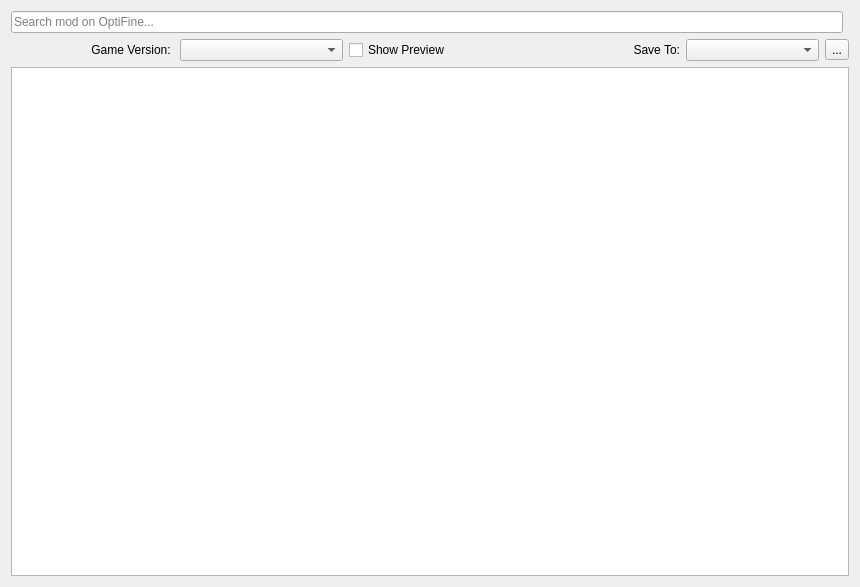
This is src/ui/optifine/optifinemodbrowser.ui in kaniol-lck/modmanager as Qt 5 draws it before an edit. The edited form follows.
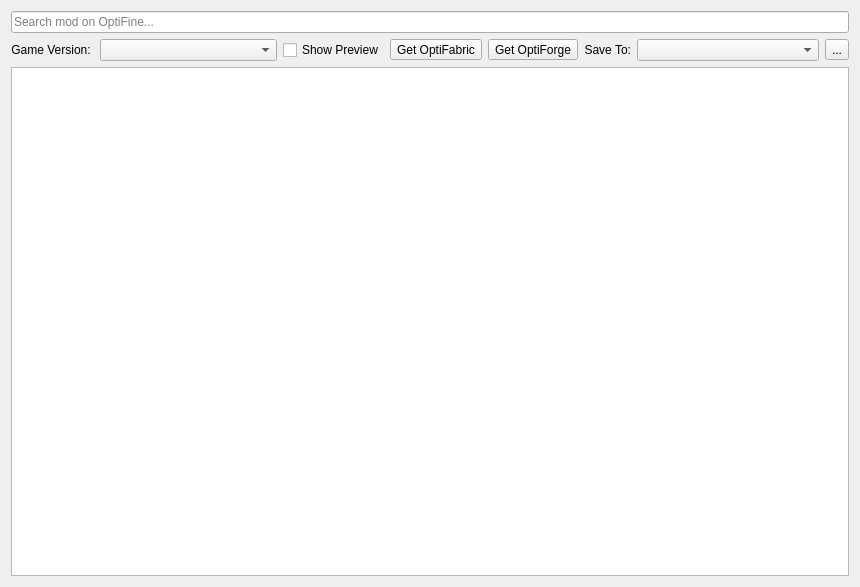
This is the edited form. Icons and pictures are not drawn.

What changed in the file:
```diff
--- a/src/ui/optifine/optifinemodbrowser.ui
+++ b/src/ui/optifine/optifinemodbrowser.ui
@@ -14,20 +14,16 @@
    <string>Form</string>
   </property>
   <layout class="QGridLayout" name="gridLayout">
-   <item row="0" column="0">
-    <widget class="QLineEdit" name="searchText">
-     <property name="placeholderText">
-      <string>Search mod on OptiFine...</string>
-     </property>
-     <property name="clearButtonEnabled">
-      <bool>true</bool>
-     </property>
-    </widget>
-   </item>
-   <item row="1" column="0" colspan="2">
+   <item row="1" column="0">
     <layout class="QHBoxLayout" name="horizontalLayout_2">
      <item>
       <widget class="QLabel" name="label">
+       <property name="sizePolicy">
+        <sizepolicy hsizetype="Minimum" vsizetype="Preferred">
+         <horstretch>0</horstretch>
+         <verstretch>0</verstretch>
+        </sizepolicy>
+       </property>
        <property name="text">
         <string>Game Version: </string>
        </property>
@@ -40,17 +36,67 @@
       </widget>
      </item>
      <item>
-      <widget class="QComboBox" name="versionSelect"/>
+      <widget class="QComboBox" name="versionSelect">
+       <property name="sizePolicy">
+        <sizepolicy hsizetype="Expanding" vsizetype="Fixed">
+         <horstretch>0</horstretch>
+         <verstretch>0</verstretch>
+        </sizepolicy>
+       </property>
+      </widget>
      </item>
-     <item>
+    </layout>
+   </item>
+   <item row="0" column="0" colspan="5">
+    <widget class="QLineEdit" name="searchText">
+     <property name="placeholderText">
+      <string>Search mod on OptiFine...</string>
+     </property>
+     <property name="clearButtonEnabled">
+      <bool>true</bool>
+     </property>
+    </widget>
+   </item>
+   <item row="1" column="2">
+    <widget class="QToolButton" name="getOptiFabric">
+     <property name="text">
+      <string>Get OptiFabric</string>
+     </property>
+     <property name="icon">
+      <iconset resource="../../images/image.qrc">
+       <normaloff>:/image/curseforge.svg</normaloff>:/image/curseforge.svg</iconset>
+     </property>
+     <property name="toolButtonStyle">
+      <enum>Qt::ToolButtonFollowStyle</enum>
+     </property>
+    </widget>
+   </item>
+   <item row="2" column="0" colspan="5">
+    <widget class="QListWidget" name="modListWidget"/>
+   </item>
+   <item row="1" column="1">
       <widget class="QCheckBox" name="showPreview">
+     <property name="sizePolicy">
+      <sizepolicy hsizetype="Minimum" vsizetype="Fixed">
+       <horstretch>0</horstretch>
+       <verstretch>0</verstretch>
+      </sizepolicy>
+     </property>
        <property name="text">
         <string>Show Preview</string>
        </property>
       </widget>
      </item>
+   <item row="1" column="4">
+    <layout class="QHBoxLayout" name="horizontalLayout">
      <item>
       <widget class="QLabel" name="label_4">
+       <property name="sizePolicy">
+        <sizepolicy hsizetype="Minimum" vsizetype="Preferred">
+         <horstretch>0</horstretch>
+         <verstretch>0</verstretch>
+        </sizepolicy>
+       </property>
        <property name="text">
         <string>Save To:</string>
        </property>
@@ -60,9 +106,14 @@
       </widget>
      </item>
      <item>
-      <layout class="QHBoxLayout" name="horizontalLayout">
-       <item>
-        <widget class="QComboBox" name="downloadPathSelect"/>
+      <widget class="QComboBox" name="downloadPathSelect">
+       <property name="sizePolicy">
+        <sizepolicy hsizetype="Expanding" vsizetype="Fixed">
+         <horstretch>0</horstretch>
+         <verstretch>0</verstretch>
+        </sizepolicy>
+       </property>
+      </widget>
        </item>
        <item>
         <widget class="QToolButton" name="openFolderButton">
@@ -77,11 +128,20 @@
        </item>
       </layout>
      </item>
-    </layout>
+   <item row="1" column="3">
+    <widget class="QToolButton" name="getOptiForge">
+     <property name="text">
+      <string>Get OptiForge</string>
+     </property>
+     <property name="icon">
+      <iconset resource="../../images/image.qrc">
+       <normaloff>:/image/curseforge.svg</normaloff>:/image/curseforge.svg</iconset>
+     </property>
+     <property name="toolButtonStyle">
+      <enum>Qt::ToolButtonFollowStyle</enum>
+     </property>
+    </widget>
    </item>
-   <item row="2" column="0" colspan="2">
-    <widget class="QListWidget" name="modListWidget"/>
-   </item>
   </layout>
  </widget>
  <resources/>
```
Left out of the diff: 4 changed lines with no effect on the pictures. Lines whose indentation alone changed are shown as unchanged.
